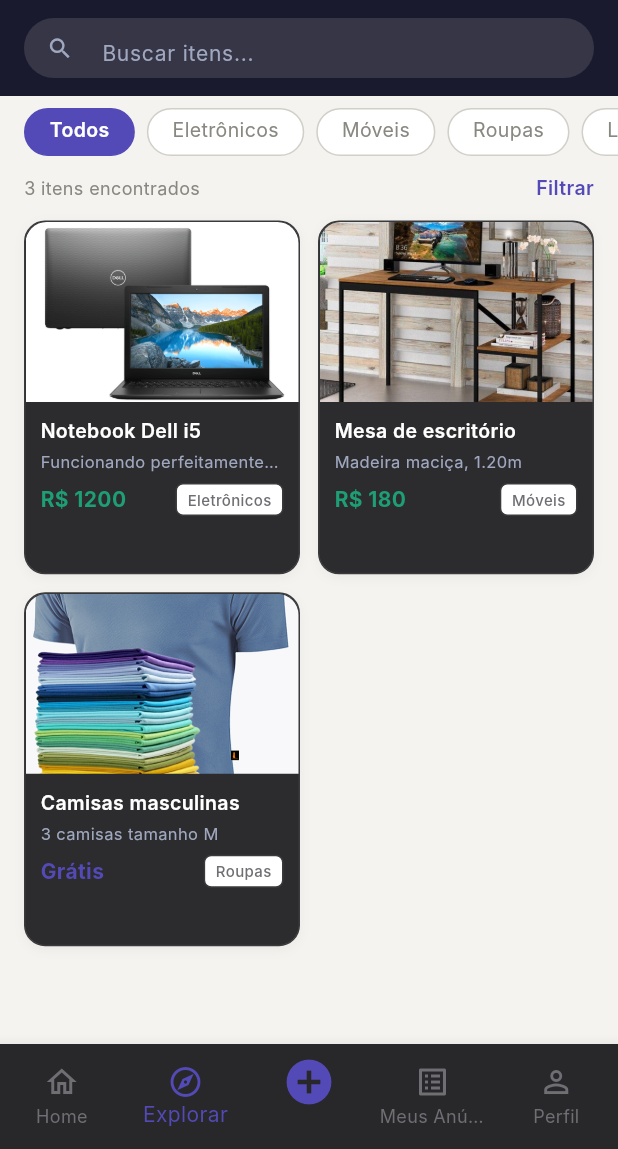
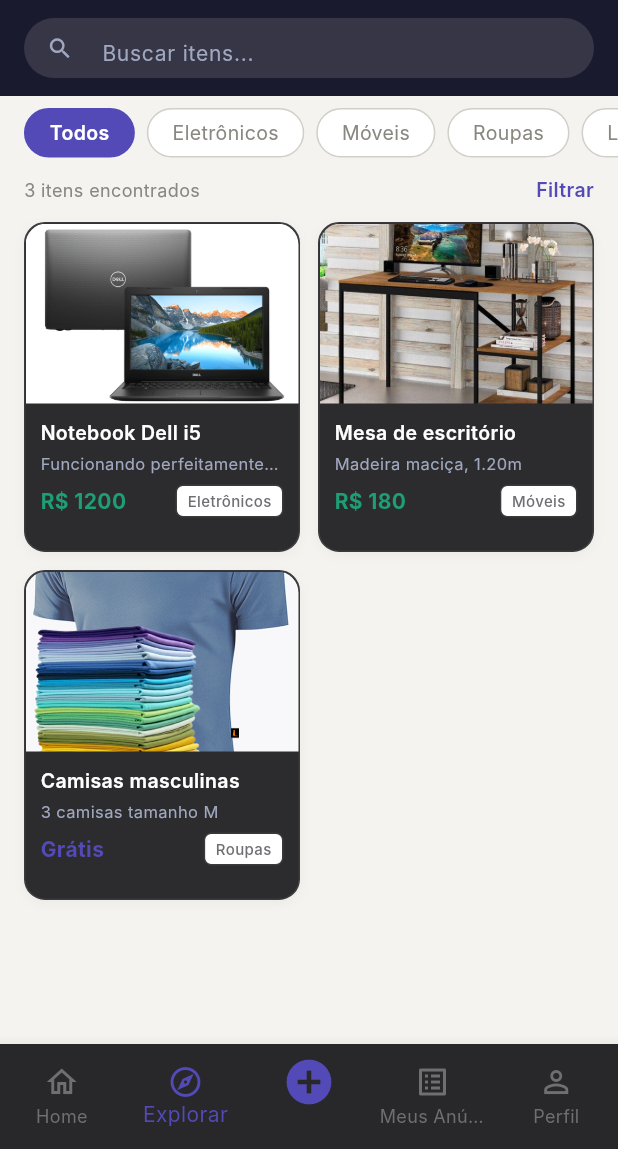
Before and after one commit to JoaoPOPaulino/desapego_app, a Flutter app: the screen it shows after launch, item 2 of the bottom bar chosen, on a phone screen of 412 x 824 dp, the part 87-1236 px from its top. Run offline on Flutter 3.47's test engine with Material 3 defaults, Android fonts, the phone set to English and light mode, and no system bars; our stand-ins replace carousel_slider, cloud_firestore, firebase_core, flutter_image_compress, image_picker, mask_text_input_formatter; accounts and stored records are empty; Roboto replaces fonts that are missing (Inter).

Commit message:
Atualizações e perfil_screen

```diff
--- a/lib/screens/explorar_screen.dart
+++ b/lib/screens/explorar_screen.dart
@@ -50,21 +50,26 @@
       ),
     );
 
-    return Scaffold(
-      backgroundColor: AppTheme.contentBg,
-      body: Column(
+    return ColoredBox(
+      color: AppTheme.contentBg,
+      child: Column(
         children: [
           _buildTopBar(context),
+          Expanded(
+            child: Column(
+              children: [
+                _buildFiltros(),
                 Expanded(
                   child: StreamBuilder<List<ItemModel>>(
                     stream: ItemService.listarTodos(),
                     builder: (context, snapshot) {
                       if (snapshot.connectionState == ConnectionState.waiting) {
                         return const Center(
-                    child: CircularProgressIndicator(color: AppTheme.primary),
+                          child: CircularProgressIndicator(
+                            color: AppTheme.primary,
+                          ),
                         );
                       }
-
                       if (snapshot.hasError) {
                         return Center(
                           child: Text(
@@ -73,20 +78,19 @@
                           ),
                         );
                       }
-
                       final itensFirestore = snapshot.data ?? [];
-
                       final todos = [...MockData.itens, ...itensFirestore];
                       final filtrados = _filtrar(todos);
-
                       return Column(
                         children: [
-                    _buildFiltros(),
                           _buildContador(filtrados.length),
                           Expanded(child: _buildGrid(context, filtrados)),
                         ],
                       );
                     },
+                  ),
+                ),
+              ],
             ),
           ),
         ],
@@ -163,25 +167,23 @@
   }
 
   Widget _buildFiltros() {
-    return SizedBox(
-      height: 48,
-      width: double.infinity,
-      child: ListView.separated(
+    return SingleChildScrollView(
       scrollDirection: Axis.horizontal,
       physics: const BouncingScrollPhysics(),
-        shrinkWrap: true,
       padding: const EdgeInsets.symmetric(horizontal: 16, vertical: 8),
-        itemCount: _categorias.length,
-        separatorBuilder: (_, __) => const SizedBox(width: 8),
-        itemBuilder: (context, index) {
-          final cat = _categorias[index];
+      child: Row(
+        children: _categorias.map((cat) {
           final selecionado = cat == _categoriaSelecionada;
-
-          return GestureDetector(
+          return Padding(
+            padding: const EdgeInsets.only(right: 8),
+            child: GestureDetector(
               onTap: () => setState(() => _categoriaSelecionada = cat),
               child: AnimatedContainer(
                 duration: const Duration(milliseconds: 150),
-              padding: const EdgeInsets.symmetric(horizontal: 16, vertical: 4),
+                padding: const EdgeInsets.symmetric(
+                  horizontal: 16,
+                  vertical: 6,
+                ),
                 decoration: BoxDecoration(
                   color: selecionado ? AppTheme.primary : Colors.white,
                   borderRadius: BorderRadius.circular(20),
@@ -196,12 +198,15 @@
                   style: TextStyle(
                     color: selecionado ? Colors.white : const Color(0xFF888780),
                     fontSize: 13,
-                  fontWeight: selecionado ? FontWeight.w600 : FontWeight.normal,
+                    fontWeight: selecionado
+                        ? FontWeight.w600
+                        : FontWeight.normal,
+                  ),
                 ),
               ),
             ),
           );
-        },
+        }).toList(),
       ),
     );
   }
@@ -252,7 +257,7 @@
         crossAxisCount: 2,
         crossAxisSpacing: 12,
         mainAxisSpacing: 12,
-        childAspectRatio: 0.78,
+        mainAxisExtent: 220, // altura total do card: 120 imagem + 100 info
       ),
       itemCount: itens.length,
       itemBuilder: (context, index) => _buildGridCard(context, itens[index]),
@@ -282,9 +287,10 @@
           crossAxisAlignment: CrossAxisAlignment.start,
           children: [
             // IMAGEM + CATEGORIA
-            Stack(
-              children: [
-                ClipRRect(
+            SizedBox(
+              height: 120,
+              width: double.infinity,
+              child: ClipRRect(
                 borderRadius: const BorderRadius.vertical(
                   top: Radius.circular(14),
                 ),
@@ -295,7 +301,6 @@
                   fit: BoxFit.cover,
                 ),
               ),
-              ],
             ),
 
             //INFORMAÇÕES
```
Lines whose indentation alone changed are shown as unchanged.
